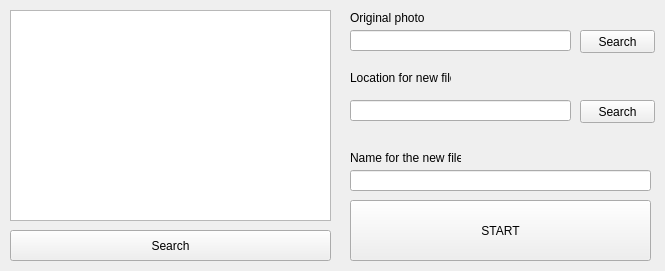
Before: the Qt Designer form Designer_Files/encrypt_menu.ui in Eptor/Hides, drawn with Qt 5.
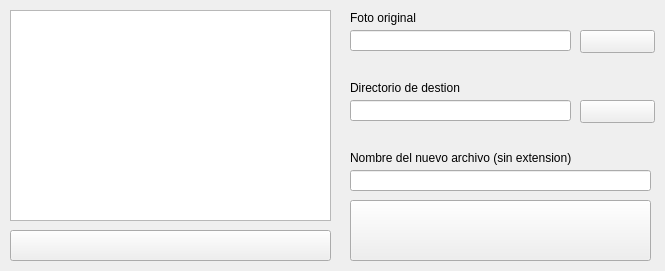
After: the same form once the commit is applied. Icons and pictures are not drawn.

Commit message: Los archivos del Designer ahora concuerdan con las ventanas

```diff
--- a/Designer_Files/encrypt_menu.ui
+++ b/Designer_Files/encrypt_menu.ui
@@ -37,7 +37,11 @@
      </rect>
     </property>
     <property name="text">
-     <string>Search</string>
+     <string/>
+    </property>
+    <property name="icon">
+     <iconset>
+      <normaloff>../Icons/folder-search.png</normaloff>../Icons/folder-search.png</iconset>
     </property>
    </widget>
    <widget class="QLineEdit" name="original_img">
@@ -61,12 +65,12 @@
      <rect>
       <x>350</x>
       <y>10</y>
-      <width>81</width>
+      <width>221</width>
       <height>16</height>
      </rect>
     </property>
     <property name="text">
-     <string>Original photo</string>
+     <string>Foto original</string>
     </property>
    </widget>
    <widget class="QPushButton" name="search_image">
@@ -79,7 +83,11 @@
      </rect>
     </property>
     <property name="text">
-     <string>Search</string>
+     <string/>
+    </property>
+    <property name="icon">
+     <iconset>
+      <normaloff>../Icons/image-file-search.png</normaloff>../Icons/image-file-search.png</iconset>
     </property>
    </widget>
    <widget class="QLabel" name="new_name_label">
@@ -87,12 +95,12 @@
      <rect>
       <x>350</x>
       <y>150</y>
-      <width>111</width>
+      <width>221</width>
       <height>16</height>
      </rect>
     </property>
     <property name="text">
-     <string>Name for the new file</string>
+     <string>Nombre del nuevo archivo (sin extension)</string>
     </property>
    </widget>
    <widget class="QLineEdit" name="new_name">
@@ -121,20 +129,24 @@
      </rect>
     </property>
     <property name="text">
-     <string>START</string>
+     <string/>
+    </property>
+    <property name="icon">
+     <iconset>
+      <normaloff>../Icons/terminal.png</normaloff>../Icons/terminal.png</iconset>
     </property>
    </widget>
    <widget class="QLabel" name="new_location_label">
     <property name="geometry">
      <rect>
       <x>350</x>
-      <y>70</y>
-      <width>101</width>
+      <y>80</y>
+      <width>221</width>
       <height>16</height>
      </rect>
     </property>
     <property name="text">
-     <string>Location for new file</string>
+     <string>Directorio de destion</string>
     </property>
    </widget>
    <widget class="QLineEdit" name="new_location">
@@ -163,7 +175,11 @@
      </rect>
     </property>
     <property name="text">
-     <string>Search</string>
+     <string/>
+    </property>
+    <property name="icon">
+     <iconset>
+      <normaloff>../Icons/folder-search.png</normaloff>../Icons/folder-search.png</iconset>
     </property>
    </widget>
   </widget>
```
Left out of the diff: 4 changed lines with no effect on the pictures. The commit also changes 3 other files.
